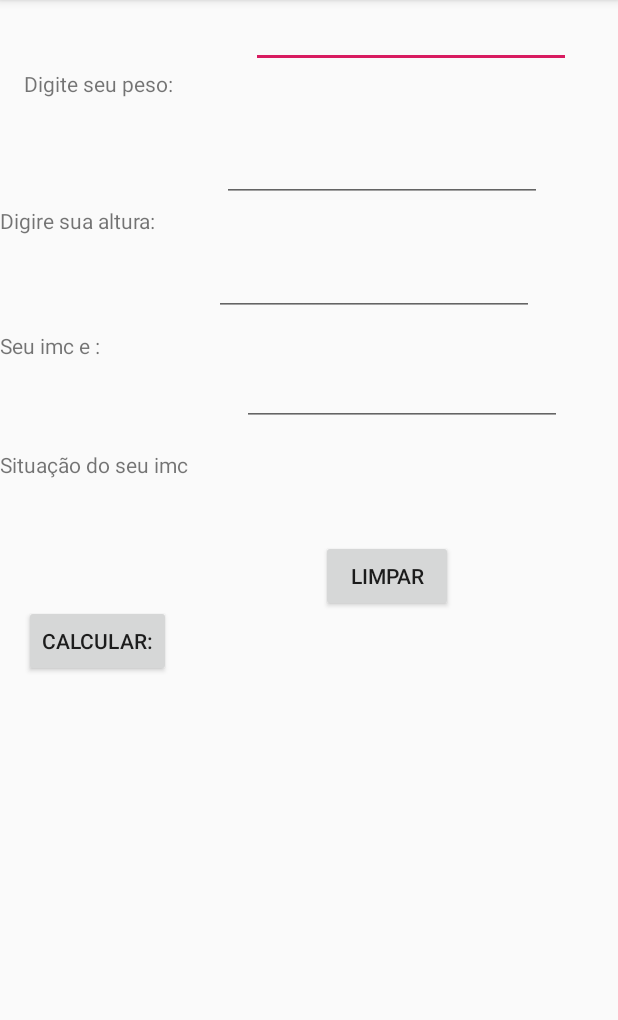
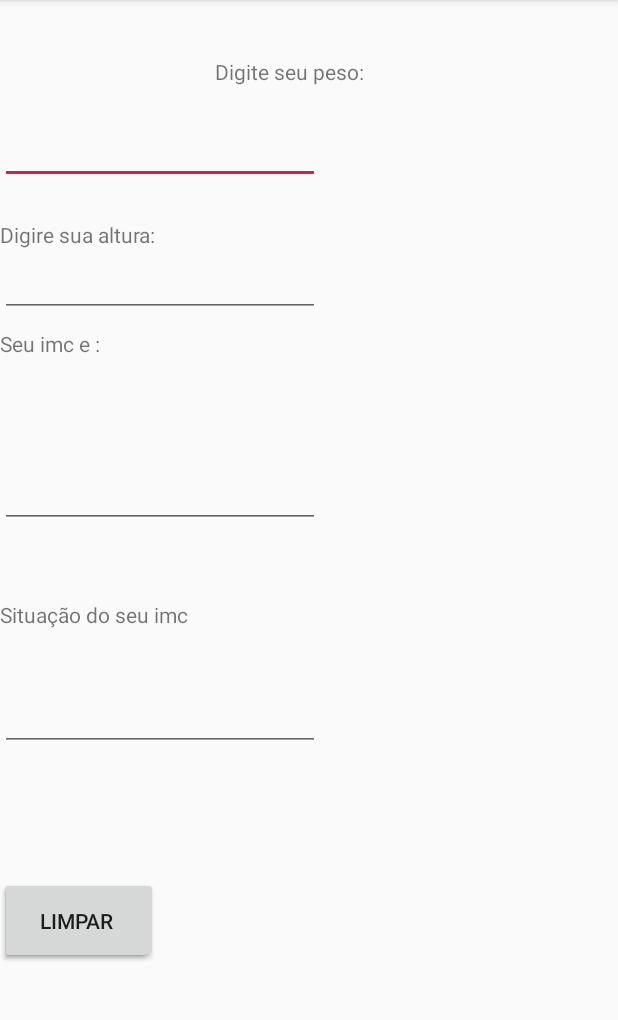
Before and after one commit to LeoCaronezi/Android, an Android app: the screen it shows after launch (MainActivity), on a phone screen of 412 x 824 dp, the part 84-1104 px from its top. Run offline under Robolectric (Android 15) with nearby library versions, the phone set to English and light mode, and no system bars.

Commit message:
LeoCaronezi
Primeiro reajuste na interface

```diff
--- a/AplicativoDeImc/app/src/main/res/layout/activity_main.xml
+++ b/AplicativoDeImc/app/src/main/res/layout/activity_main.xml
@@ -12,100 +12,94 @@
         android:layout_height="wrap_content"
         android:text="@string/Digite_seu_peso"
         app:layout_constraintBottom_toBottomOf="parent"
-        app:layout_constraintHorizontal_bias="0.051"
+        app:layout_constraintHorizontal_bias="0.459"
         app:layout_constraintLeft_toLeftOf="parent"
         app:layout_constraintRight_toRightOf="parent"
         app:layout_constraintTop_toTopOf="parent"
-        app:layout_constraintVertical_bias="0.061" />
+        app:layout_constraintVertical_bias="0.051" />
 
     <EditText
         android:id="@+id/Peso"
         android:layout_width="wrap_content"
         android:layout_height="wrap_content"
-        android:layout_marginStart="52dp"
+        android:layout_marginTop="20dp"
         android:ems="10"
         android:inputType="number"
-        app:layout_constraintStart_toEndOf="@+id/textView2"
-        tools:layout_editor_absoluteY="35dp" />
+        app:layout_constraintTop_toBottomOf="@+id/textView2"
+        tools:layout_editor_absoluteX="89dp" />
 
     <TextView
         android:id="@+id/textView3"
         android:layout_width="wrap_content"
         android:layout_height="wrap_content"
-        android:layout_marginTop="72dp"
+        android:layout_marginTop="24dp"
         android:text="@string/Digite_sua_altura"
-        app:layout_constraintTop_toBottomOf="@+id/textView2"
-        tools:layout_editor_absoluteX="16dp" />
+        app:layout_constraintTop_toBottomOf="@+id/Peso"
+        tools:layout_editor_absoluteX="138dp" />
 
     <EditText
         android:id="@+id/Altura"
         android:layout_width="wrap_content"
         android:layout_height="wrap_content"
-        android:layout_marginStart="44dp"
-        android:layout_marginTop="44dp"
         android:ems="10"
         android:inputType="number"
-        app:layout_constraintStart_toEndOf="@+id/textView3"
-        app:layout_constraintTop_toBottomOf="@+id/Peso" />
+        app:layout_constraintTop_toBottomOf="@+id/textView3"
+        tools:layout_editor_absoluteX="89dp" />
 
     <Button
         android:id="@+id/Calcular"
-        android:layout_width="wrap_content"
-        android:layout_height="wrap_content"
-        android:layout_marginStart="16dp"
+        android:layout_width="105dp"
+        android:layout_height="57dp"
         android:layout_marginTop="84dp"
         android:text="@string/Botao_calcular"
-        app:layout_constraintStart_toStartOf="parent"
-        app:layout_constraintTop_toBottomOf="@+id/textView4" />
+        app:layout_constraintTop_toBottomOf="@+id/ApresentaSituacao"
+        tools:layout_editor_absoluteX="78dp" />
 
     <TextView
         android:id="@+id/textView4"
         android:layout_width="wrap_content"
         android:layout_height="wrap_content"
-        android:layout_marginTop="60dp"
+        android:layout_marginTop="48dp"
         android:text="@string/Situacao_do_seu_imc"
-        app:layout_constraintTop_toBottomOf="@+id/textView5"
-        tools:layout_editor_absoluteX="-14dp" />
+        app:layout_constraintTop_toBottomOf="@+id/ResultadoImc"
+        tools:layout_editor_absoluteX="131dp" />
 
     <TextView
         android:id="@+id/textView5"
         android:layout_width="wrap_content"
         android:layout_height="wrap_content"
-        android:layout_marginTop="64dp"
+        android:layout_marginTop="8dp"
         android:text="@string/Seu_imc_e"
-        app:layout_constraintTop_toBottomOf="@+id/textView3"
-        tools:layout_editor_absoluteX="16dp" />
+        app:layout_constraintTop_toBottomOf="@+id/Altura"
+        tools:layout_editor_absoluteX="151dp" />
 
     <EditText
         android:id="@+id/ResultadoImc"
         android:layout_width="wrap_content"
         android:layout_height="wrap_content"
-        android:layout_marginStart="76dp"
-        android:layout_marginTop="76dp"
+        android:layout_marginTop="68dp"
         android:ems="10"
         android:inputType="number"
-        app:layout_constraintStart_toEndOf="@+id/textView5"
-        app:layout_constraintTop_toTopOf="@+id/Altura" />
+        app:layout_constraintTop_toBottomOf="@+id/textView5"
+        tools:layout_editor_absoluteX="89dp" />
 
     <EditText
         android:id="@+id/ApresentaSituacao"
         android:layout_width="wrap_content"
         android:layout_height="wrap_content"
-        android:layout_marginStart="36dp"
-        android:layout_marginTop="28dp"
+        android:layout_marginTop="36dp"
         android:ems="10"
         android:inputType="textPersonName"
-        app:layout_constraintStart_toEndOf="@+id/textView4"
-        app:layout_constraintTop_toBottomOf="@+id/ResultadoImc" />
+        app:layout_constraintTop_toBottomOf="@+id/textView4"
+        tools:layout_editor_absoluteX="89dp" />
 
     <Button
         android:id="@+id/Limpar"
-        android:layout_width="wrap_content"
-        android:layout_height="wrap_content"
-        android:layout_marginStart="100dp"
-        android:layout_marginTop="76dp"
+        android:layout_width="101dp"
+        android:layout_height="58dp"
+        android:layout_marginTop="84dp"
         android:text="@string/Limpar"
-        app:layout_constraintStart_toEndOf="@+id/Calcular"
-        app:layout_constraintTop_toBottomOf="@+id/ApresentaSituacao" />
+        app:layout_constraintTop_toBottomOf="@+id/ApresentaSituacao"
+        tools:layout_editor_absoluteX="231dp" />
 
 </android.support.constraint.ConstraintLayout>
```
